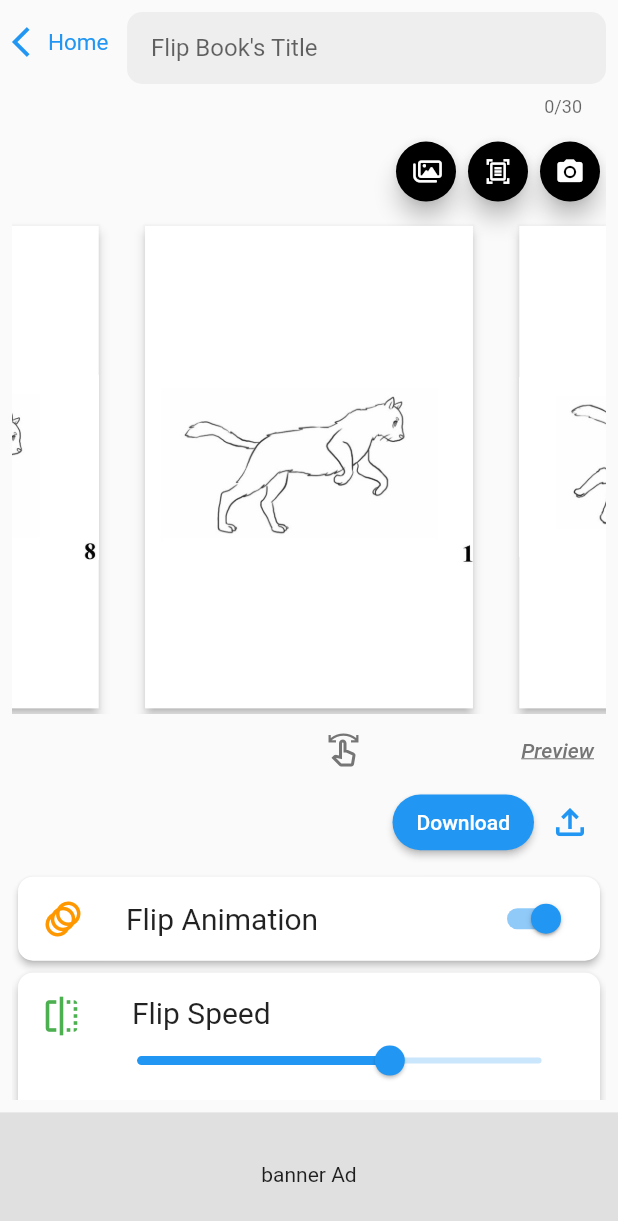
After one commit to jtaxiexpress/flip_book, a Flutter app: the screen it shows after launch, after a tap on an icon or button, on a phone screen of 412 x 824 dp. The commit adds this screen. Shown: the top 1221 px of the screen. Run offline on Flutter 3.47's test engine with Material 2 defaults, Android fonts, the phone set to English and light mode, and no system bars; drawn by our look-alikes of carousel_slider; our stand-ins replace font_awesome_flutter, jiffy; missing offline and left inert: ffmpeg_kit_flutter, flip_widget; statements that could not run were skipped.

Commit message:
added ui of remaining pages

```diff
--- a/lib/custom_widgets/book_card.dart
+++ b/lib/custom_widgets/book_card.dart
@@ -1,3 +1,7 @@
+import 'dart:async';
+import 'dart:ui' as ui;
+
+import 'package:flipbook/pages/edit_flip_book.dart';
 import 'package:flutter/cupertino.dart';
 import 'package:flutter/material.dart';
 
@@ -10,7 +14,19 @@ class FlipBookCard extends StatelessWidget {
 
   @override
   Widget build(BuildContext context) {
+    Image image = Image.asset(book.imageUrls[0]);
+    Completer<ui.Image> completer = Completer<ui.Image>();
+    image.image.resolve(const ImageConfiguration()).addListener(
+        ImageStreamListener((ImageInfo info, bool synchronousCall) {
+      completer.complete(info.image);
+    }));
     return GestureDetector(
+      onTap: () {
+        Navigator.push(
+          context,
+          MaterialPageRoute(builder: (context) => EditFlipBook(flipBook: book)),
+        );
+      },
       onLongPress: () async {
         bool? confirmed = await showDeleteConfirmationDialog(context);
         if (confirmed == true) {
@@ -19,22 +35,35 @@ class FlipBookCard extends StatelessWidget {
           print('not deleted');
         }
       },
+      child: Padding(
+        padding: const EdgeInsets.symmetric(vertical: 3.0),
         child: Column(
           crossAxisAlignment: CrossAxisAlignment.end,
           children: [
-          Card(
+            FutureBuilder<ui.Image>(
+              future: completer.future,
+              builder: (context, snapshot) {
+                return snapshot.hasData
+                    ? Card(
                         elevation: 2,
                         shadowColor: Colors.grey,
-            shape:
-                RoundedRectangleBorder(borderRadius: BorderRadius.circular(10)),
+                        shape: RoundedRectangleBorder(
+                            borderRadius: BorderRadius.circular(10)),
                         child: Container(
-              height: MediaQuery.of(context).size.height * 0.2,
+                          height: getHeight(
+                              context, snapshot.data!.height.toDouble()),
+                          // 100 + Random().nextDouble() * (300 - 100)),
                           decoration: BoxDecoration(
-                image: DecorationImage(image: AssetImage(book.imageUrls[0])),
+                            image: DecorationImage(
+                                image: AssetImage(book.imageUrls[0]),
+                                fit: BoxFit.contain),
                           ),
                         ),
+                      )
+                    : const Text('Loading...');
+              },
             ),
-          SizedBox(height: MediaQuery.of(context).size.height * 0.01),
+            SizedBox(height: MediaQuery.of(context).size.height * 0.002),
             Padding(
               padding: const EdgeInsets.all(5.0),
               child: Text(
@@ -57,6 +86,7 @@ class FlipBookCard extends StatelessWidget {
               ),
             ),
           ],
+        ),
       ),
     );
   }
@@ -93,8 +123,8 @@ class FlipBookCard extends StatelessWidget {
         } else {
           // Show Material-style dialog on Android and other platforms
           return AlertDialog(
-            title: const Text('My Alert Dialog'),
-            content: const Text('Are you sure you want to delete this card?'),
+            title: Text(capitalizedText(book.title)),
+            content: const Text('Do you want to delete this Flip book?'),
             actions: <Widget>[
               TextButton(
                 child:
@@ -116,4 +146,18 @@ class FlipBookCard extends StatelessWidget {
       },
     );
   }
+
+  double getHeight(context, double height) {
+    double h = height;
+    final size = MediaQuery.of(context).size;
+    if (h > size.height * 0.2) return h / 2;
+    return h;
   }
+}
+
+String capitalizedText(String text) {
+  return text
+      .split(' ')
+      .map((word) => '${word[0].toUpperCase()}${word.substring(1)}')
+      .join(' ');
+}
--- a/lib/main.dart
+++ b/lib/main.dart
@@ -1,8 +1,13 @@
-import 'package:flipbook/model/flip_book.dart';
-import 'package:flipbook/pages/preview_flip_book.dart';
+import 'package:flipbook/pages/home.dart';
 import 'package:flutter/material.dart';
+import 'package:flutter/services.dart';
 
 void main() {
+  WidgetsFlutterBinding.ensureInitialized();
+  SystemChrome.setSystemUIOverlayStyle(const SystemUiOverlayStyle(
+    statusBarColor: Colors.white,
+    statusBarIconBrightness: Brightness.dark,
+  ));
   runApp(const FlipBookApp());
 }
 
@@ -12,12 +17,7 @@ class FlipBookApp extends StatelessWidget {
   @override
   Widget build(BuildContext context) {
     return MaterialApp(
-      home: PreviewFlipBook(
-        flipBook: FlipBook(
-            title: "title",
-            creationDate: "creationDate",
-            imageUrls: ["imageUrls"]),
-      ),
+      home: Home(),
       debugShowCheckedModeBanner: false,
     );
   }
--- /dev/null
+++ b/lib/pages/edit_flip_book.dart
@@ -0,0 +1,419 @@
+import 'dart:async';
+import 'dart:io';
+import 'dart:ui' as ui;
+
+import 'package:carousel_slider/carousel_slider.dart';
+import 'package:flip_widget/flip_widget.dart';
+import 'package:flipbook/model/flip_book.dart';
+import 'package:flipbook/pages/preview_flip_book.dart';
+import 'package:flutter/cupertino.dart';
+import 'package:flutter/material.dart';
+import 'package:font_awesome_flutter/font_awesome_flutter.dart';
+
+class EditFlipBook extends StatefulWidget {
+  const EditFlipBook({Key? key, required this.flipBook}) : super(key: key);
+  final FlipBook flipBook;
+  @override
+  State<EditFlipBook> createState() => _EditFlipBookState();
+}
+
+class _EditFlipBookState extends State<EditFlipBook> {
+  double flipSpeed = 0.5;
+  int index = 1;
+  final flipKey = GlobalKey<FlipWidgetState>();
+
+  var flipBookNameController = TextEditingController();
+  PageController _controller = PageController(initialPage: 0);
+  List<String> _images =
+      List.generate(8, (index) => "assets/images/${index + 1}.png");
+
+  bool hasFlipAnimation = true;
+  @override
+  Widget build(BuildContext context) {
+    final size = MediaQuery.of(context).size;
+    Image image = Image.asset(widget.flipBook.imageUrls[0]);
+    Completer<ui.Image> completer = Completer<ui.Image>();
+    image.image.resolve(const ImageConfiguration()).addListener(
+        ImageStreamListener((ImageInfo info, bool synchronousCall) {
+      completer.complete(info.image);
+    }));
+    return Scaffold(
+      body: SafeArea(
+        child: Padding(
+          padding: const EdgeInsets.all(8.0),
+          child: SingleChildScrollView(
+            child: Column(
+              crossAxisAlignment: CrossAxisAlignment.start,
+              children: [
+                buildHeader(context, size),
+                SizedBox(height: size.height * 0.01),
+                buildCameraOptionsRow(),
+                SizedBox(height: size.height * 0.01),
+                SizedBox(
+                  width: size.width,
+                  height: size.height * 0.4,
+                  child: CarouselSlider.builder(
+                    options: CarouselOptions(
+                      autoPlay: false,
+                      aspectRatio: 1.0,
+                      viewportFraction: 0.63,
+                      // enlargeCenterPage: true,
+                    ),
+                    itemCount: widget.flipBook.imageUrls.length,
+                    itemBuilder: (context, index, pageIndex) =>
+                        FutureBuilder<ui.Image>(
+                      future: completer.future,
+                      builder: (context, snapshot) {
+                        return snapshot.hasData
+                            ? SizedBox(
+                                width:
+                                    getWidth(snapshot.data!.width.toDouble()),
+                                height:
+                                    getHeight(snapshot.data!.height.toDouble()),
+                                child: Card(
+                                  color: Colors.white,
+                                  elevation: 3,
+                                  shape: const RoundedRectangleBorder(
+                                      borderRadius: BorderRadius.zero),
+                                  child: Image.asset(
+                                    widget.flipBook.imageUrls[index],
+                                  ),
+                                ),
+                              )
+                            : const Text('Loading...');
+                      },
+                    ),
+                  ),
+                ),
+
+                buildSwipePreviewBtnsRow(),
+                // SizedBox(height: size.height * 0.01),
+                buildDownloadUploadBtnsRow(size, context),
+                SizedBox(height: size.height * 0.01),
+                buildFlipAnimationTile(),
+                buildFlipSpeedTile(size),
+              ],
+            ),
+          ),
+        ),
+      ),
+      bottomNavigationBar: Container(
+        color: Colors.grey.shade300,
+        height: size.height * 0.1,
+        child: const Center(child: Text('banner Ad')),
+      ),
+    );
+  }
+
+  Row buildCameraOptionsRow() {
+    return Row(
+      mainAxisAlignment: MainAxisAlignment.end,
+      children: [
+        FloatingActionButton(
+          heroTag: const ValueKey("images"),
+          backgroundColor: Colors.black,
+          onPressed: () {},
+          mini: true,
+          child: const Icon(
+            FontAwesomeIcons.images,
+            color: Colors.white,
+            size: 17,
+          ),
+        ),
+        FloatingActionButton(
+          heroTag: const ValueKey("scanner"),
+          backgroundColor: Colors.black,
+          onPressed: () {},
+          mini: true,
+          child: const Icon(
+            Icons.document_scanner_outlined,
+            color: Colors.white,
+            size: 18,
+          ),
+        ),
+        FloatingActionButton(
+          heroTag: const ValueKey("camera"),
+          backgroundColor: Colors.black,
+          onPressed: () {},
+          mini: true,
+          child: const Icon(
+            Icons.camera_alt,
+            color: Colors.white,
+            size: 20,
+          ),
+        ),
+      ],
+    );
+  }
+
+  Row buildHeader(BuildContext context, ui.Size size) {
+    return Row(
+      crossAxisAlignment: CrossAxisAlignment.start,
+      mainAxisAlignment: MainAxisAlignment.spaceBetween,
+      children: [
+        InkWell(
+          onTap: () {
+            Navigator.pop(context);
+          },
+          child: Padding(
+            padding: const EdgeInsets.only(top: 8.0),
+            child: Row(
+              crossAxisAlignment: CrossAxisAlignment.center,
+              mainAxisSize: MainAxisSize.min,
+              children: [
+                Icon(
+                  Icons.arrow_back_ios,
+                  color: Theme.of(context).primaryColor,
+                ),
+                Text(
+                  'Home',
+                  textAlign: TextAlign.start,
+                  style: TextStyle(
+                      color: Theme.of(context).primaryColor, fontSize: 15),
+                ),
+              ],
+            ),
+          ),
+        ),
+        SizedBox(width: size.width * 0.03),
+        Expanded(child: buildBookNameField()),
+      ],
+    );
+  }
+
+  Row buildSwipePreviewBtnsRow() {
+    return Row(
+      mainAxisAlignment: MainAxisAlignment.spaceBetween,
+      children: [
+        const Expanded(child: SizedBox()),
+        Expanded(
+          flex: 2,
+          child: IconButton(
+            onPressed: null,
+            icon: Icon(
+              Icons.swipe_outlined,
+              color: Colors.grey.shade600,
+            ),
+          ),
+        ),
+        Align(
+          alignment: Alignment.centerRight,
+          child: TextButton(
+            onPressed: () {
+              Navigator.push(
+                context,
+                MaterialPageRoute(
+                    builder: (context) =>
+                        PreviewFlipBook(flipBook: widget.flipBook)),
+              );
+            },
+            child: Text(
+              'Preview',
+              style: TextStyle(
+                color: Colors.grey.shade600,
+                decoration: TextDecoration.underline,
+                fontStyle: FontStyle.italic,
+              ),
+            ),
+          ),
+        ),
+      ],
+    );
+  }
+
+  Row buildDownloadUploadBtnsRow(ui.Size size, BuildContext context) {
+    return Row(
+      mainAxisAlignment: MainAxisAlignment.end,
+      crossAxisAlignment: CrossAxisAlignment.center,
+      children: [
+        SizedBox(
+          height: size.height * 0.045,
+          child: ElevatedButton(
+            style: ElevatedButton.styleFrom(
+              shape: RoundedRectangleBorder(
+                  borderRadius: BorderRadius.circular(20)),
+            ),
+            onPressed: () {},
+            child: const Text('Download'),
+          ),
+        ),
+        IconButton(
+          onPressed: () {},
+          icon: Icon(
+            Icons.file_upload_outlined,
+            color: Theme.of(context).primaryColor,
+            size: 28,
+          ),
+        ),
+      ],
+    );
+  }
+
+  Card buildFlipSpeedTile(ui.Size size) {
+    return Card(
+      shape: RoundedRectangleBorder(
+        borderRadius: BorderRadius.circular(10),
+      ),
+      elevation: 3,
+      child: Padding(
+        padding: const EdgeInsets.all(15.0),
+        child: Row(
+          crossAxisAlignment: CrossAxisAlignment.start,
+          children: [
+            const Icon(Icons.flip, color: Colors.green, size: 28),
+            SizedBox(width: size.width * 0.03),
+            Expanded(
+              child: Column(
+                crossAxisAlignment: CrossAxisAlignment.start,
+                children: [
+                  Padding(
+                    padding: EdgeInsets.only(left: size.width * 0.05),
+                    child: const Text(
+                      'Flip Speed',
+                      style: TextStyle(fontSize: 20),
+                    ),
+                  ),
+                  Platform.isIOS
+                      ? SizedBox(
+                          height: size.height * 0.05,
+                          child: CupertinoSlider(
+                            value: flipSpeed,
+                            min: -2,
+                            max: 2,
+                            onChanged: onFlipSpeedChanged,
+                          ),
+                        )
+                      : SizedBox(
+                          height: size.height * 0.05,
+                          child: Slider(
+                            value: flipSpeed,
+                            onChanged: onFlipSpeedChanged,
+                            label: flipSpeed.toStringAsFixed(2),
+                            min: -2,
+                            max: 2,
+                          ),
+                        ),
+                ],
+              ),
+            ),
+          ],
+        ),
+      ),
+    );
+  }
+
+  Card buildFlipAnimationTile() {
+    return Card(
+      elevation: 2,
+      shape: RoundedRectangleBorder(borderRadius: BorderRadius.circular(10)),
+      child: ListTile(
+        leading: const Icon(Icons.animation, color: Colors.orange, size: 28),
+        title: const Text(
+          'Flip Animation',
+          style: TextStyle(fontSize: 20),
+        ),
+        trailing: Platform.isIOS
+            ? CupertinoSwitch(
+                value: hasFlipAnimation,
+                onChanged: onFlipAnimation,
+              )
+            : Switch(
+                value: hasFlipAnimation,
+                onChanged: onFlipAnimation,
+              ),
+      ),
+    );
+  }
+
+  double getHeight(double height) {
+    double h = height;
+    final size = MediaQuery.of(context).size;
+    return h > size.height * 0.4 ? size.height * 0.4 : h;
+  }
+
+  double getWidth(double height) {
+    double w = height;
+    final size = MediaQuery.of(context).size;
+    return w > size.width * 0.55 ? size.width * 0.55 : w;
+  }
+
+  Widget buildBookNameField() {
+    return SizedBox(
+      height: MediaQuery.of(context).size.height * 0.09,
+      child: TextField(
+        controller: flipBookNameController,
+        onSubmitted: (val) {
+          if (mounted) {
+            setState(() {
+              flipBookNameController.text = val;
+            });
+          }
+        },
+        maxLength: 30,
+        keyboardType: TextInputType.name,
+        decoration: InputDecoration(
+          hintText: "Flip Book's Title",
+          contentPadding:
+              const EdgeInsets.symmetric(horizontal: 16, vertical: 0),
+          filled: true,
+          fillColor: Colors.grey[200],
+          border: OutlineInputBorder(
+            borderRadius: BorderRadius.circular(10),
+            borderSide: BorderSide.none,
+          ),
+        ),
+      ),
+    );
+  }
+
+  void onFlipAnimation(bool value) {
+    if (mounted) {
+      setState(() {
+        hasFlipAnimation = value;
+      });
+    }
+  }
+
+  void onFlipSpeedChanged(double value) {
+    if (mounted) {
+      setState(() {
+        flipSpeed = value;
+      });
+    }
+  }
+}
+
+/*
+SizedBox(
+                  width: size.width,
+                  height: size.height * 0.4,
+                  child: ListView.builder(
+                      scrollDirection: Axis.horizontal,
+                      itemCount: widget.flipBook.imageUrls.length,
+                      itemBuilder: (context, index) => FutureBuilder<ui.Image>(
+                          future: completer.future,
+                          builder: (context, snapshot) {
+                            return snapshot.hasData
+                                ? FlipWidget(
+                                    leftToRight: true,
+                                    key: flipKey,
+                                    child: SizedBox(
+                                      width: getWidth(
+                                          snapshot.data!.width.toDouble()),
+                                      height: getHeight(
+                                          snapshot.data!.height.toDouble()),
+                                      child: Card(
+                                        color: Colors.white,
+                                        elevation: 3,
+                                        shape: const RoundedRectangleBorder(
+                                            borderRadius: BorderRadius.zero),
+                                        child: Image.asset(
+                                          widget.flipBook.imageUrls[0],
+                                        ),
+                                      ),
+                                    ),
+                                  )
+                                : const Text('Loading...');
+                          })),
+                ),
+ */
--- a/lib/pages/home.dart
+++ b/lib/pages/home.dart
@@ -1,4 +1,7 @@
+import 'dart:math';
+
 import 'package:flipbook/model/flip_book.dart';
+import 'package:flipbook/pages/new_flip.dart';
 import 'package:flutter/material.dart';
 import 'package:flutter_staggered_grid_view/flutter_staggered_grid_view.dart';
 import 'package:font_awesome_flutter/font_awesome_flutter.dart';
@@ -14,8 +17,16 @@ class Home extends StatefulWidget {
 }
 
 class _HomeState extends State<Home> {
-  final List<double> heights = [100, 50, 20, 60, 80, 100];
   final searchController = TextEditingController();
+  static final List<FlipBook> initialBooks = List.generate(
+      10,
+      (index) => FlipBook(
+            title: generateRandomWord(),
+            creationDate: Jiffy.parseFromDateTime(DateTime.now())
+                .format(pattern: "yyyy/MM/dd hh:mm"),
+            imageUrls: List.generate(8, (i) => "assets/images/${i + 1}.png"),
+          ));
+  List<FlipBook> books = initialBooks;
   @override
   void initState() {
     super.initState();
@@ -38,25 +49,39 @@ class _HomeState extends State<Home> {
               buildHeader(context),
               SizedBox(height: size.height * 0.01),
               buildSearchField(),
-              SizedBox(height: size.height * 0.01),
               buildBody(),
             ],
           ),
         ),
       ),
       floatingActionButton: FloatingActionButton(
-        onPressed: () {},
+        heroTag: const ValueKey("edit"),
+        onPressed: () {
+          Navigator.push(
+            context,
+            MaterialPageRoute(builder: (context) => const NewFlip()),
+          );
+        },
         child: const Icon(Icons.edit),
+      ),
+      bottomNavigationBar: Container(
+        color: Colors.grey.shade300,
+        height: size.height * 0.1,
+        child: const Center(child: Text('banner Ad')),
       ),
     );
   }
 
-  TextField buildSearchField() {
-    return TextField(
+  Widget buildSearchField() {
+    return SizedBox(
+      height: MediaQuery.of(context).size.height * 0.06,
+      child: TextField(
+        keyboardType: TextInputType.name,
         controller: searchController,
         decoration: InputDecoration(
           hintText: "Search",
-        contentPadding: const EdgeInsets.symmetric(horizontal: 20, vertical: 5),
+          contentPadding:
+              const EdgeInsets.symmetric(horizontal: 20, vertical: 5),
           prefixIcon: const Icon(Icons.search),
           filled: true,
           fillColor: Colors.grey[200],
@@ -65,35 +90,34 @@ class _HomeState extends State<Home> {
             borderSide: BorderSide.none,
           ),
         ),
+      ),
     );
   }
 
   Expanded buildBody() {
     final size = MediaQuery.of(context).size;
     return Expanded(
-      child: Padding(
+      child: ListView(
+        children: [
+          Padding(
             padding: const EdgeInsets.all(8.0),
             child: StaggeredGrid.count(
               axisDirection: AxisDirection.down,
               crossAxisCount: 2,
-          mainAxisSpacing: size.height * 0.02,
-          crossAxisSpacing: size.width * 0.05,
+              mainAxisSpacing: size.height * 0.01,
+              crossAxisSpacing: size.width * 0.02,
               children: List.generate(
-            heights.length,
+                books.length,
                 (index) => StaggeredGridTile.fit(
                   crossAxisCellCount: 1,
                   child: FlipBookCard(
-                book: FlipBook(
-                  title: 'title$index title$index title$index title$index',
-                  creationDate: Jiffy.parseFromDateTime(DateTime.now())
-                      .format(pattern: "yyyy/MM/dd hh:mm"),
-                  imageUrls:
-                      List.generate(8, (i) => "assets/images/${i + 1}.png"),
+                    book: books[index],
                   ),
                 ),
               ),
             ),
           ),
+        ],
       ),
     );
   }
@@ -135,5 +159,24 @@ class _HomeState extends State<Home> {
     );
   }
 
-  void filterBooks() {}
+  void filterBooks() {
+    if (searchController.text.isEmpty) {
+      books = initialBooks;
+      return;
     }
+    books = initialBooks
+        .where((element) => element.title
+            .toLowerCase()
+            .startsWith(searchController.text.toLowerCase()))
+        .toList();
+  }
+
+  static String generateRandomWord() {
+    final random = Random();
+    const chars = 'ABCDEFGHIJKLMNOPQRSTU';
+    final length =
+        random.nextInt(20) + 10; // generate a random length between 1 and 6
+    return String.fromCharCodes(Iterable.generate(
+        length, (_) => chars.codeUnitAt(random.nextInt(chars.length))));
+  }
+}
--- a/pubspec.yaml
+++ b/pubspec.yaml
@@ -40,6 +40,7 @@ dependencies:
   flip_widget: ^0.1.11
   ffmpeg_kit_flutter: ^5.1.0
   jiffy: ^6.1.0
+  carousel_slider: ^4.2.1
 
 dev_dependencies:
   flutter_test:
```
Also changed, not shown: lib/pages/new_flip.dart (+18 -7 lines), lib/pages/preview_flip_book.dart (+11 -8 lines), pubspec.lock. Lines whose indentation alone changed are shown as unchanged.
